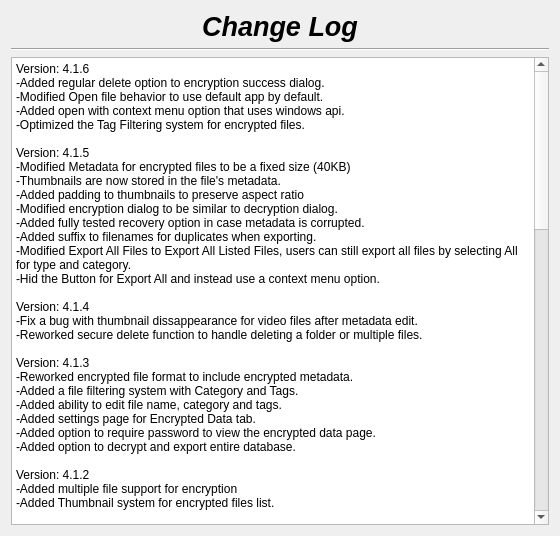
Old version of the form changelog.ui in the repository therealMaPMaKeR/MMDiary.
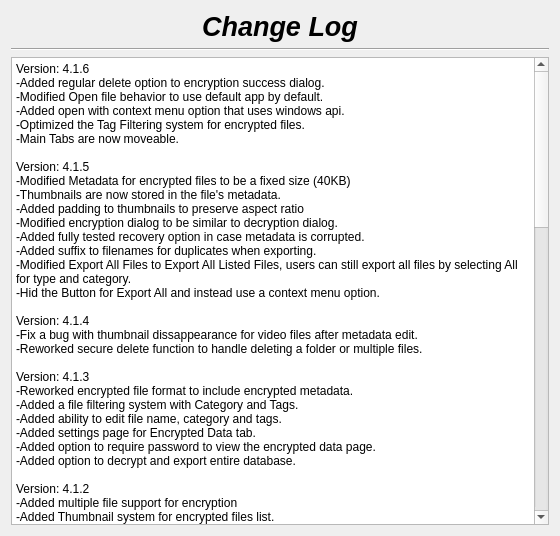
New version of the form.

Commit message: main tabs are now moveable

Patch:
```diff
--- a/changelog.ui
+++ b/changelog.ui
@@ -56,7 +56,8 @@
 li.checked::marker { content: &quot;\2612&quot;; }
 &lt;/style&gt;&lt;/head&gt;&lt;body style=&quot; font-family:'Segoe UI'; font-size:9pt; font-weight:400; font-style:normal;&quot;&gt;
 &lt;p style=&quot; margin-top:0px; margin-bottom:0px; margin-left:0px; margin-right:0px; -qt-block-indent:0; text-indent:0px;&quot;&gt;Version: 4.1.6&lt;br /&gt;-Added regular delete option to encryption success dialog.&lt;br /&gt;-Modified Open file behavior to use default app by default.&lt;br /&gt;-Added open with context menu option that uses windows api.&lt;/p&gt;
-&lt;p style=&quot; margin-top:0px; margin-bottom:0px; margin-left:0px; margin-right:0px; -qt-block-indent:0; text-indent:0px;&quot;&gt;-Optimized the Tag Filtering system for encrypted files.&lt;br /&gt;&lt;br /&gt;Version: 4.1.5&lt;br /&gt;-Modified Metadata for encrypted files to be a fixed size (40KB)&lt;/p&gt;
+&lt;p style=&quot; margin-top:0px; margin-bottom:0px; margin-left:0px; margin-right:0px; -qt-block-indent:0; text-indent:0px;&quot;&gt;-Optimized the Tag Filtering system for encrypted files.&lt;/p&gt;
+&lt;p style=&quot; margin-top:0px; margin-bottom:0px; margin-left:0px; margin-right:0px; -qt-block-indent:0; text-indent:0px;&quot;&gt;-Main Tabs are now moveable.&lt;br /&gt;&lt;br /&gt;Version: 4.1.5&lt;br /&gt;-Modified Metadata for encrypted files to be a fixed size (40KB)&lt;/p&gt;
 &lt;p style=&quot; margin-top:0px; margin-bottom:0px; margin-left:0px; margin-right:0px; -qt-block-indent:0; text-indent:0px;&quot;&gt;-Thumbnails are now stored in the file's metadata.&lt;/p&gt;
 &lt;p style=&quot; margin-top:0px; margin-bottom:0px; margin-left:0px; margin-right:0px; -qt-block-indent:0; text-indent:0px;&quot;&gt;-Added padding to thumbnails to preserve aspect ratio&lt;/p&gt;
 &lt;p style=&quot; margin-top:0px; margin-bottom:0px; margin-left:0px; margin-right:0px; -qt-block-indent:0; text-indent:0px;&quot;&gt;-Modified encryption dialog to be similar to decryption dialog.&lt;/p&gt;
```
The commit also changes 8 other files.
